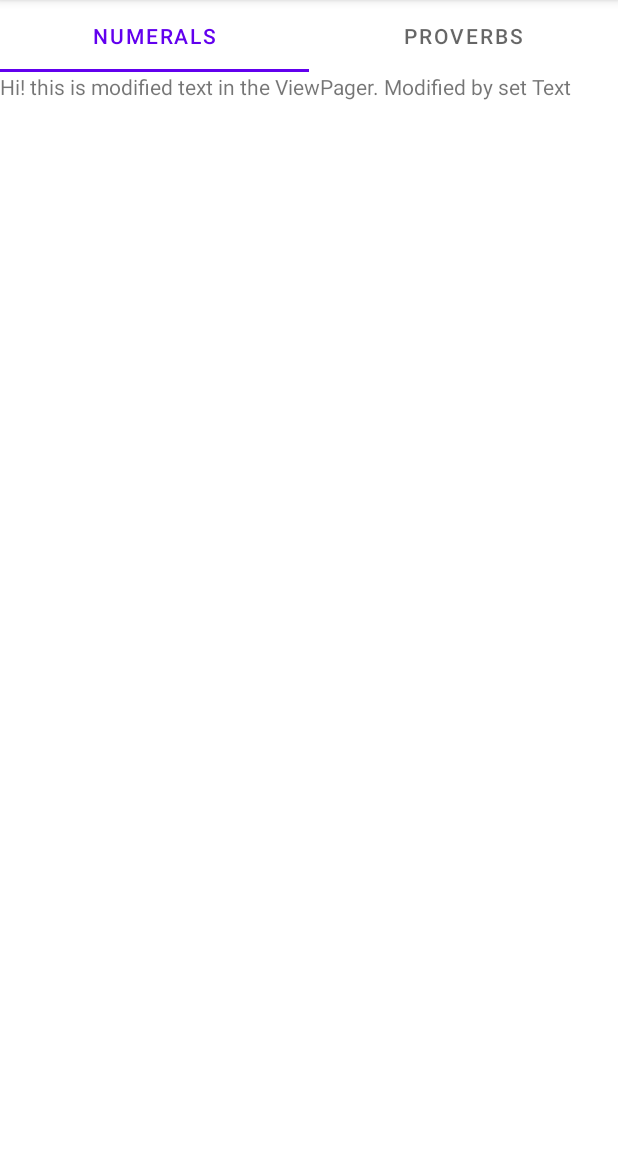
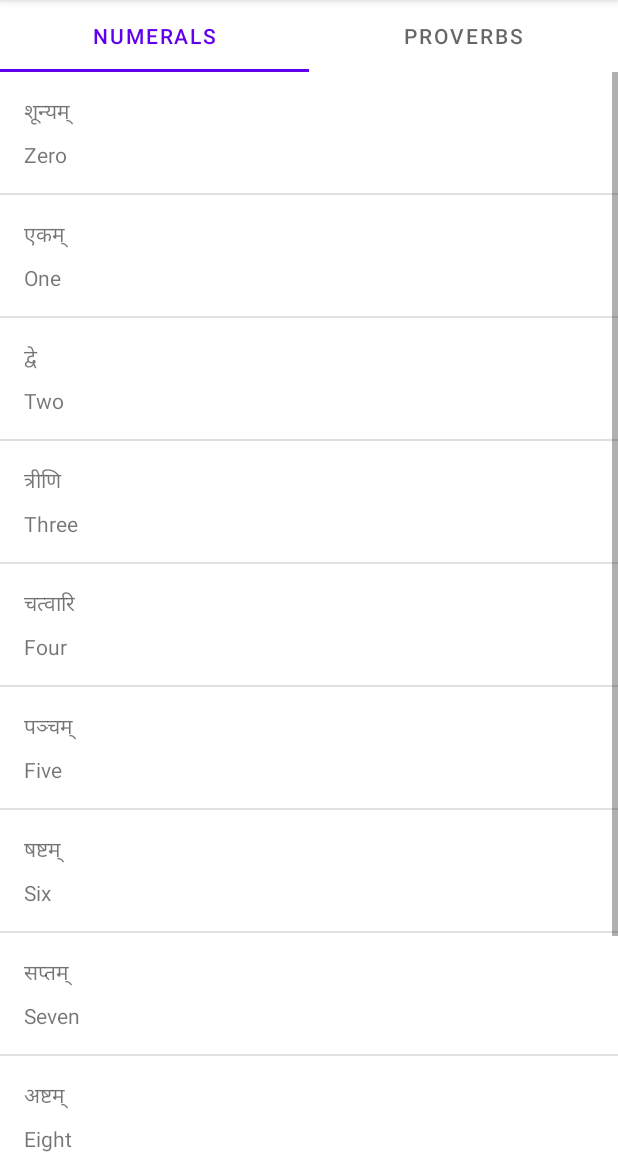
Before and after one commit to RahulAwasthi314/Sanskritam-app, an Android app: the NumeralsFragment screen opened directly, with no data from a screen before it, on a phone screen of 412 x 824 dp, the part 84-1236 px from its top. Run offline under Robolectric (Android 15) with nearby library versions, the phone set to English and light mode, and no system bars.

Commit message:
Added Adapter and testData. Implemented NumeralsActivity and ProverbsActivity

```diff
--- a/app/src/main/java/com/awasthir/sanskritam/NumeralsFragment.java
+++ b/app/src/main/java/com/awasthir/sanskritam/NumeralsFragment.java
@@ -4,11 +4,13 @@ import android.os.Bundle;
 import android.view.LayoutInflater;
 import android.view.View;
 import android.view.ViewGroup;
-import android.widget.TextView;
+import android.widget.ListView;
 
 import androidx.annotation.NonNull;
 import androidx.annotation.Nullable;
 import androidx.fragment.app.Fragment;
+
+import java.util.ArrayList;
 
 public class NumeralsFragment extends Fragment {
 
@@ -19,9 +21,31 @@ public class NumeralsFragment extends Fragment {
         // INFLATE THE WORD LIST BECAUSE I NEED IT'S STRUCTURE TO PRODUCE THE UI LIKE IT
         View rootView = inflater.inflate(R.layout.word_list, container, false);
 
+        // MAKE A WORD CLASS THAT WILL BE ABLE TO ENCAPSULATES
+        // BOTH TRANSLATIONS { default and english }
+        // AND FURTHER UPDATES
 
-        TextView sampleTextView = rootView.findViewById(R.id.sample_text_view);
-        sampleTextView.setText(R.string.modified_text);
+        // ARRAYLIST IS USED AS THE CONTAINER OF WORDS
+        final ArrayList<Word> Words = new ArrayList<>();
+
+        Words.add(new Word("Zero", "शून्यम्"));
+        Words.add(new Word("One", "एकम्"));
+        Words.add(new Word("Two", "द्वे"));
+        Words.add(new Word("Three", "त्रीणि"));
+        Words.add(new Word("Four", "चत्वारि"));
+        Words.add(new Word("Five", "पञ्चम्"));
+        Words.add(new Word("Six", "षष्टम्"));
+        Words.add(new Word("Seven", "सप्तम्"));
+        Words.add(new Word("Eight", "अष्टम्"));
+        Words.add(new Word("Nine", "नवम्"));
+        Words.add(new Word("Ten", "दशम्"));
+
+        WordAdapter wordAdapter = new WordAdapter(requireActivity(), Words);
+
+        ListView listView = rootView.findViewById(R.id.list);
+
+        listView.setAdapter(wordAdapter);
+
 
         return rootView;
     }
--- a/app/src/main/java/com/awasthir/sanskritam/ProverbsFragment.java
+++ b/app/src/main/java/com/awasthir/sanskritam/ProverbsFragment.java
@@ -4,11 +4,13 @@ import android.os.Bundle;
 import android.view.LayoutInflater;
 import android.view.View;
 import android.view.ViewGroup;
-import android.widget.TextView;
+import android.widget.ListView;
 
 import androidx.annotation.NonNull;
 import androidx.annotation.Nullable;
 import androidx.fragment.app.Fragment;
+
+import java.util.ArrayList;
 
 public class ProverbsFragment extends Fragment {
     @Nullable
@@ -17,8 +19,26 @@ public class ProverbsFragment extends Fragment {
                              @Nullable Bundle savedInstanceState) {
         View rootView = inflater.inflate(R.layout.word_list, container, false);
 
-        TextView sampleTextView = rootView.findViewById(R.id.sample_text_view);
-        sampleTextView.setText(R.string.modified_text);
+
+        final ArrayList<Word> Words = new ArrayList<>();
+
+        Words.add(new Word("Dharma, when protected, protects", "धर्मो रक्षति रक्षितः"));
+        Words.add(new Word("Mother and Motherland are like heaven", "जननी जन्मभुमिस्छ स्वर्गादपि गरीयसि"));
+        Words.add(new Word("During ones ruin his wisdom wouldn't pay off", "विनाश काले विपरीत बुद्धि"));
+        Words.add(new Word("The underlings are quite a match to their leader", "यथा राज तथा प्रजा"));
+        Words.add(new Word("Moderation should be exercised in everything", "अति सर्वत्र वर्जयेत्"));
+        Words.add(new Word("Money accomplishes tasks/wonders", "कांचाणेन कार्य सिद्धिः"));
+        Words.add(new Word("Where there is a fire there is definitely a smoke cloud", "यत्र धूमो तत्र वह्निः"));
+        Words.add(new Word("Body is a means to accomplish a dharma/merit", "शरीरमाद्यं खलु धर्म साधनं"));
+        Words.add(new Word("Wisdom is the right measure of ones strength", "बुद्धिः यस्य बलं तस्य"));
+        Words.add(new Word("There is nothing like knowledge in this world", "नहि ज्ञानेन सदृशं"));
+
+
+        WordAdapter listAdapter = new WordAdapter(getActivity(), Words);
+
+        ListView listView = rootView.findViewById(R.id.list);
+
+        listView.setAdapter(listAdapter);
 
         return rootView;
     }
--- /dev/null
+++ b/app/src/main/java/com/awasthir/sanskritam/Word.java
@@ -0,0 +1,28 @@
+package com.awasthir.sanskritam;
+
+public class Word {
+
+    private String mDefaultTranslation;
+    private String mSanskritTranslation;
+
+    public Word (String defaultTranslation, String sanskritTranslation) {
+        setDefaultTranslation(defaultTranslation);
+        setSanskritTranslation(sanskritTranslation);
+    }
+
+    public void setDefaultTranslation (String defaultTranslation){
+        mDefaultTranslation = defaultTranslation;
+    }
+
+    public void setSanskritTranslation (String sanskritTranslation) {
+        mSanskritTranslation = sanskritTranslation;
+    }
+
+    public String getDefaultTranslation () {
+        return mDefaultTranslation;
+    }
+
+    public String getSanskritTranslation () {
+        return mSanskritTranslation;
+    }
+}
--- /dev/null
+++ b/app/src/main/java/com/awasthir/sanskritam/WordAdapter.java
@@ -0,0 +1,45 @@
+package com.awasthir.sanskritam;
+
+import android.content.Context;
+import android.view.LayoutInflater;
+import android.view.View;
+import android.view.ViewGroup;
+import android.widget.ArrayAdapter;
+import android.widget.TextView;
+
+import androidx.annotation.NonNull;
+import androidx.annotation.Nullable;
+
+import java.util.ArrayList;
+
+public class WordAdapter extends ArrayAdapter<Word> {
+    public WordAdapter(Context context, ArrayList<Word> words) {
+        super(context, 0, words);
+    }
+
+    // override getView method
+
+    @NonNull
+    @Override
+    public View getView(int position, @Nullable View convertView, @NonNull ViewGroup parent) {
+        View listItemView = convertView;
+        // INFLATE THE LAYOUT IF THERE IS NO ITEMS IN THE LIST
+        if (listItemView == null) {
+            listItemView = LayoutInflater.from(getContext()).inflate(R.layout.list_item, parent, false);
+        }
+
+        Word currentWord = getItem(position);
+
+        TextView defaultTextView = listItemView.findViewById(R.id.default_text_view);
+        defaultTextView.setText(currentWord.getDefaultTranslation());
+
+        TextView sanskritTextView = listItemView.findViewById(R.id.sanskrit_text_view);
+        sanskritTextView.setText(currentWord.getSanskritTranslation());
+
+        return listItemView;
+    }
+
+    //
+
+
+}
--- /dev/null
+++ b/app/src/main/res/layout/list_item.xml
@@ -0,0 +1,28 @@
+<?xml version="1.0" encoding="utf-8"?>
+<LinearLayout xmlns:android="http://schemas.android.com/apk/res/android"
+    xmlns:tools="http://schemas.android.com/tools"
+    android:orientation="vertical"
+    android:layout_width="match_parent"
+    android:layout_height="match_parent">
+
+    <TextView
+        android:id="@+id/sanskrit_text_view"
+        android:layout_width="match_parent"
+        android:layout_height="wrap_content"
+        tools:text="एकम्"
+        android:paddingLeft="16dp"
+        android:paddingRight="16dp"
+        android:paddingTop="16dp"
+        android:paddingBottom="4dp"/>
+
+    <TextView
+        android:id="@+id/default_text_view"
+        android:layout_width="match_parent"
+        android:layout_height="wrap_content"
+        tools:text="One"
+        android:paddingRight="16dp"
+        android:paddingLeft="16dp"
+        android:paddingTop="4dp"
+        android:paddingBottom="16dp" />
+
+</LinearLayout>
--- a/app/src/main/res/layout/word_list.xml
+++ b/app/src/main/res/layout/word_list.xml
@@ -1,14 +1,10 @@
 <?xml version="1.0" encoding="utf-8"?>
-<LinearLayout xmlns:android="http://schemas.android.com/apk/res/android"
+<ListView
+    android:id="@+id/list"
+    xmlns:android="http://schemas.android.com/apk/res/android"
+    xmlns:tools="http://schemas.android.com/tools"
     android:orientation="vertical"
     android:layout_width="match_parent"
-    android:layout_height="match_parent">
+    android:layout_height="match_parent" >
 
-    <TextView
-        android:id="@+id/sample_text_view"
-        android:layout_width="match_parent"
-        android:layout_height="wrap_content"
-        android:text="this is sample text"/>
-
-
-</LinearLayout>
+</ListView>
```
